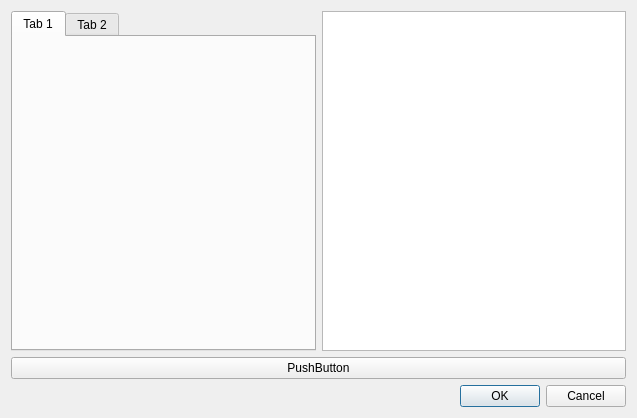
Edgarm17/repoInterfaces, file examenBolasPRE/DExamenTab.ui: the form before one commit.
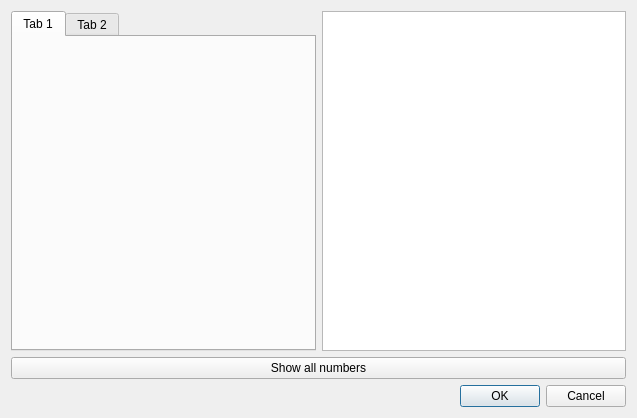
The form after the commit.

What changed in the file:
```diff
--- a/examenBolasPRE/DExamenTab.ui
+++ b/examenBolasPRE/DExamenTab.ui
@@ -41,7 +41,7 @@
    <item>
     <widget class="QPushButton" name="pushButton">
      <property name="text">
-      <string>PushButton</string>
+      <string>Show all numbers</string>
      </property>
     </widget>
    </item>
```
